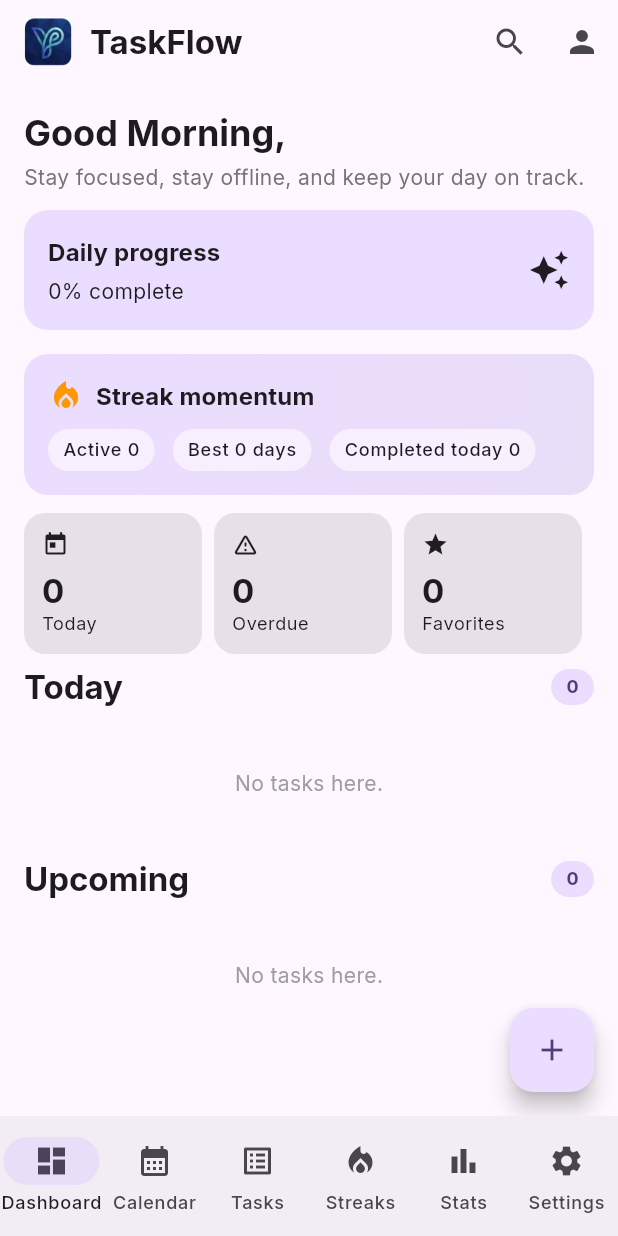
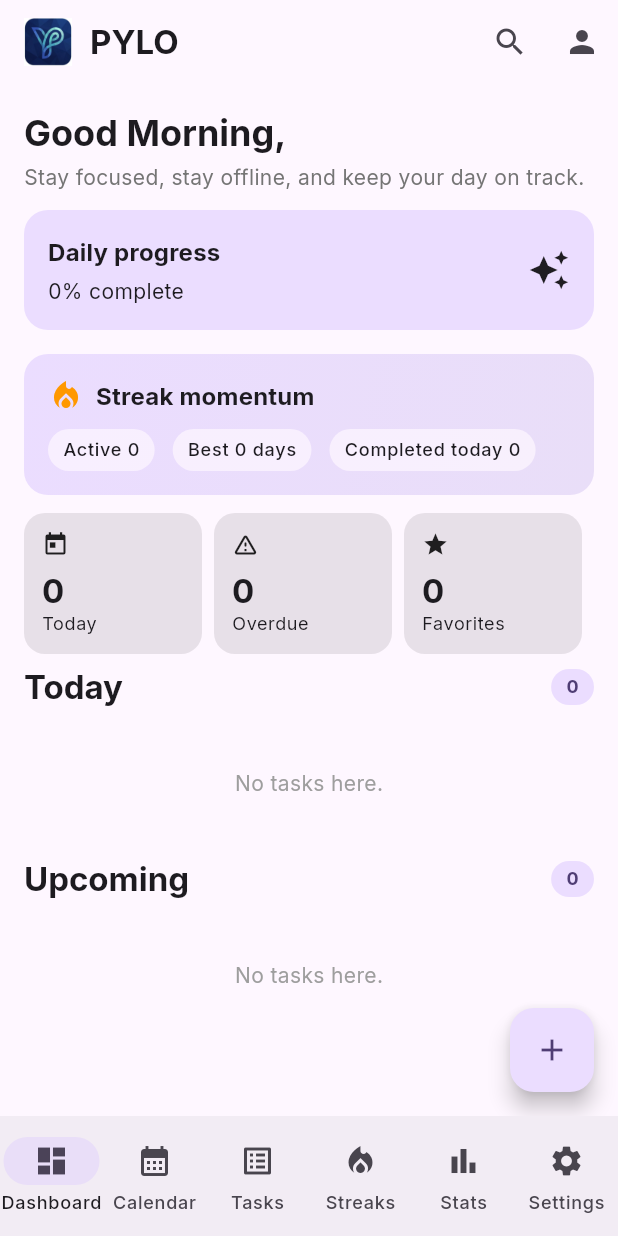
Before and after one commit to Yash7672/task_app, a Flutter app: the screen it shows after launch, on a phone screen of 412 x 824 dp. Run offline on Flutter 3.47's test engine with Material 3 defaults, Android fonts, the phone set to English and light mode, and no system bars; our stand-ins replace flutter_local_notifications, flutter_riverpod, google_fonts, shared_preferences, sqflite, sqflite_common_ffi_web and 2 more; accounts and stored records are empty.

```diff
--- a/lib/features/dashboard/screens/dashboard_screen.dart
+++ b/lib/features/dashboard/screens/dashboard_screen.dart
@@ -33,8 +33,7 @@ class DashboardScreen extends ConsumerWidget {
               fit: BoxFit.contain,
             ),
             const SizedBox(width: 12),
-            const Text('TaskFlow',
-                style: TextStyle(fontWeight: FontWeight.bold)),
+            const Text('PYLO', style: TextStyle(fontWeight: FontWeight.bold)),
           ],
         ),
         actions: [
--- a/lib/main.dart
+++ b/lib/main.dart
@@ -59,7 +59,7 @@ class TaskFlowApp extends ConsumerWidget {
 
     return MaterialApp(
       debugShowCheckedModeBanner: false,
-      title: 'TaskFlow',
+      title: 'PYLO', // <-- CHANGED from 'TaskFlow' to 'PYLO'
       theme: AppTheme.lightTheme,
       darkTheme: themeMode == AppThemeMode.amoled
           ? AppTheme.amoledTheme
```
Also changed, not shown: pubspec.yaml (+19 -1 lines), pubspec.lock, 39 other files.
